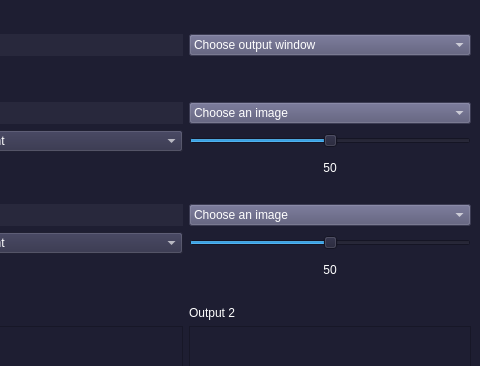
Before: the Qt Designer form FTMixer.ui in MostafaAbbas-git/DSP-Team17, drawn with Qt 5; both pictures show x 704 to 1184 and y 0 to 366 of the 1184 by 708 pixel window.
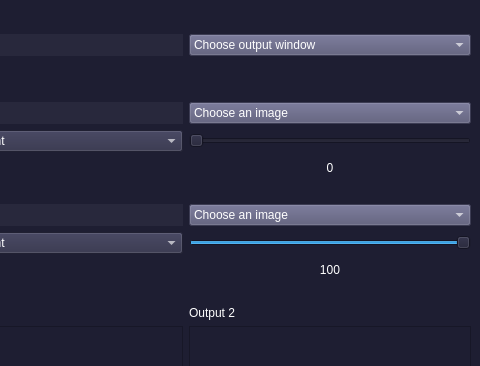
After: the same form once the commit is applied. Custom widgets are drawn as their Qt base class.

Commit message:
Mixer Panel
-added all functionalities required for mixing panel
- removed some lines from __init__ due to repetition
-sliders and combo-boxes are triggered using for loops now

The edit to the form file:
```diff
--- a/FTMixer.ui
+++ b/FTMixer.ui
@@ -325,7 +325,7 @@
          <number>100</number>
         </property>
         <property name="value">
-         <number>50</number>
+         <number>0</number>
         </property>
         <property name="orientation">
          <enum>Qt::Horizontal</enum>
@@ -338,7 +338,7 @@
          <number>100</number>
         </property>
         <property name="value">
-         <number>50</number>
+         <number>100</number>
         </property>
         <property name="orientation">
          <enum>Qt::Horizontal</enum>
@@ -452,7 +452,7 @@
          <string notr="true">color: rgb(255, 255, 255);</string>
         </property>
         <property name="text">
-         <string>50</string>
+         <string>0</string>
         </property>
         <property name="alignment">
          <set>Qt::AlignCenter</set>
@@ -475,7 +475,7 @@
       <item row="20" column="1">
        <widget class="QLabel" name="label_2">
         <property name="text">
-         <string>50</string>
+         <string>100</string>
         </property>
         <property name="alignment">
          <set>Qt::AlignCenter</set>
```
Left out of the diff: 96 changed lines with no effect on the pictures. The commit also changes 4 other files.
